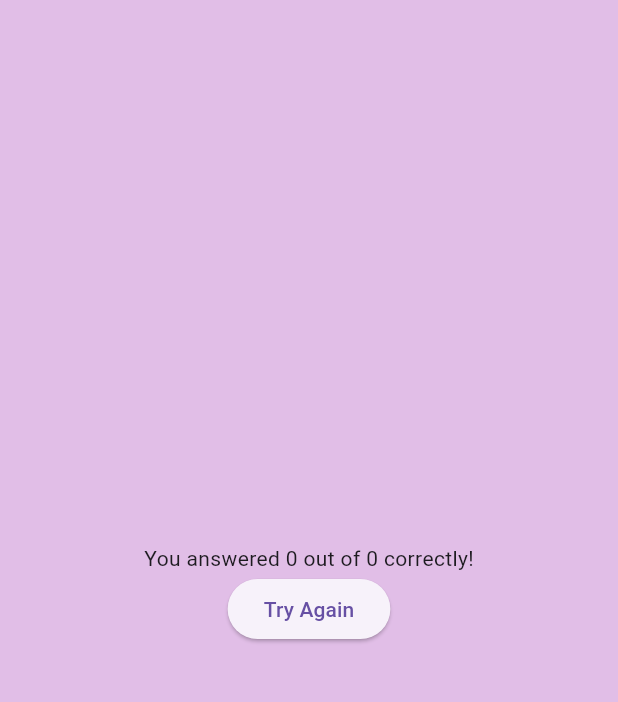
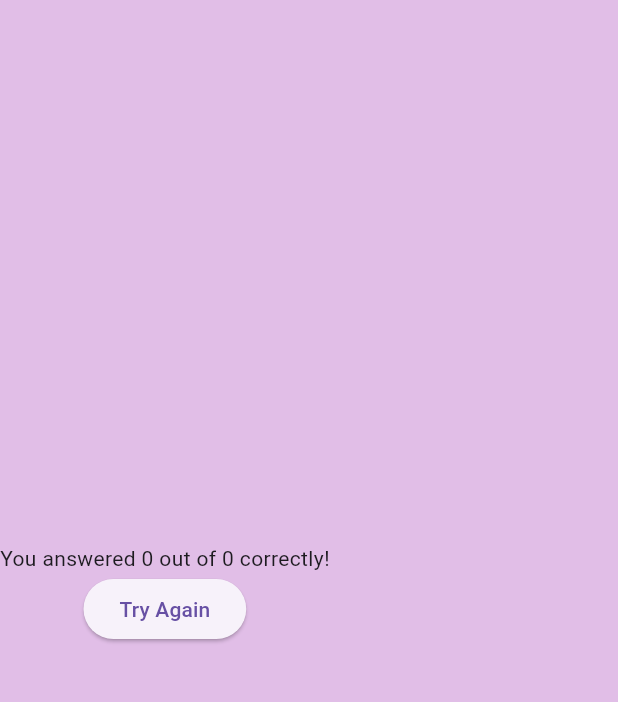
Before and after one commit to sohasara/Quiz-App, a Flutter app: the ResultScreen screen opened directly with empty values, on a phone screen of 412 x 824 dp, the part 66-768 px from its top. Run offline on Flutter 3.47's test engine with Material 3 defaults, Android fonts, the phone set to English and light mode, and no system bars; our stand-ins replace dio, flutter_riverpod.

Commit message:
remove center

```diff
--- a/lib/ui/result_screen/result.dart
+++ b/lib/ui/result_screen/result.dart
@@ -25,8 +25,7 @@ class ResultScreen extends StatelessWidget {
           ),
         ),
       ),
-      body: Center(
-        child: Column(
+      body: Column(
         mainAxisAlignment: MainAxisAlignment.center,
         children: [
           Text(
@@ -40,7 +39,6 @@ class ResultScreen extends StatelessWidget {
           ),
         ],
       ),
-      ),
     );
   }
 }
```
Lines whose indentation alone changed are shown as unchanged.
